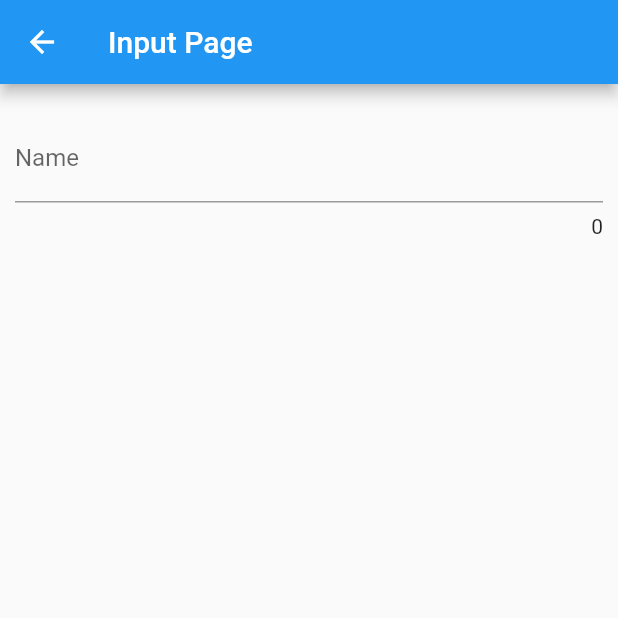
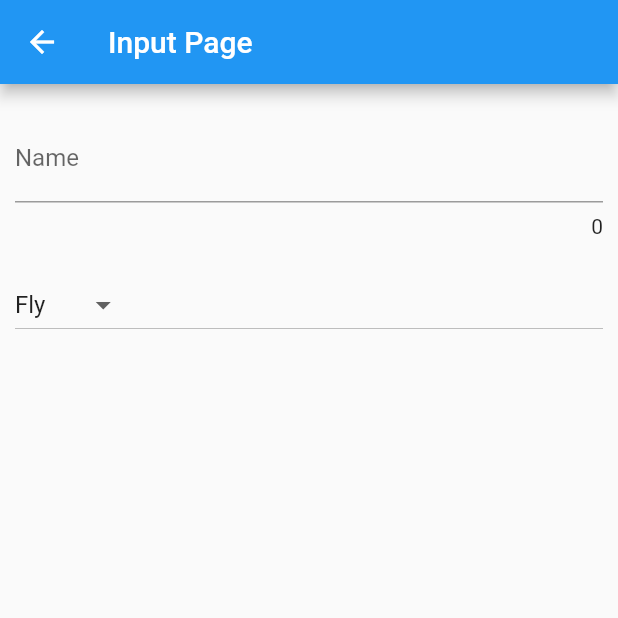
Before and after one commit to VictorParodi/Tools, a Flutter app: the InputPage screen opened by its route, on a phone screen of 412 x 824 dp, the top half of it. Run offline on Flutter 3.47's test engine with Material 2 defaults, Android fonts, the phone set to English and light mode, and no system bars.

Commit message:
[app1] commit 16: playing around with Dropdowns

```diff
--- a/lib/src/pages/inputs_page.dart
+++ b/lib/src/pages/inputs_page.dart
@@ -7,6 +7,8 @@ class InputPage extends StatefulWidget {
 
 class _InputPageState extends State<InputPage> {
   int _counter = 0;
+  List<dynamic> powers = ['Fly', 'X Ray', 'Strong'];
+  String dropvalue = 'Fly';
 
   @override
   Widget build(BuildContext context) {
@@ -23,7 +25,9 @@ class _InputPageState extends State<InputPage> {
       ListView(
         padding: EdgeInsets.symmetric(horizontal: 10.0, vertical: 20.0),
         children: <Widget>[
-          _createInputItem()
+          _createInputItem(),
+          SizedBox(height: 20.0,),
+          _createDropdown()
         ],
       )
     );
@@ -45,4 +49,27 @@ class _InputPageState extends State<InputPage> {
       )
     );
   }
+
+  Widget _createDropdown() {
+    return (
+      DropdownButton(
+        value: dropvalue,
+        items: _createDropOptions(),
+        onChanged: (option) {
+          setState(() => dropvalue = option);
+        },
+      )
+    );
+  }
+
+  List<DropdownMenuItem<dynamic>> _createDropOptions() {
+    return powers.map((power) {
+      return (
+        DropdownMenuItem(
+          value: power,
+          child: Text(power),
+        )
+      );
+    }).toList();
+  }
 }
```
